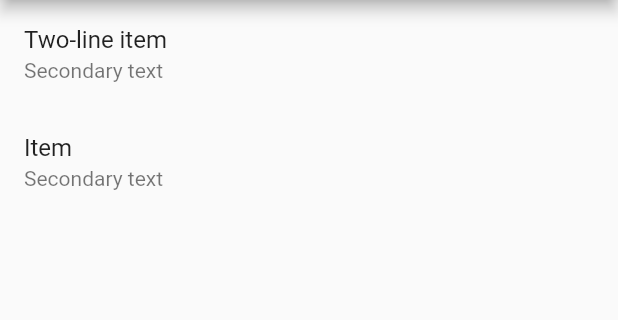
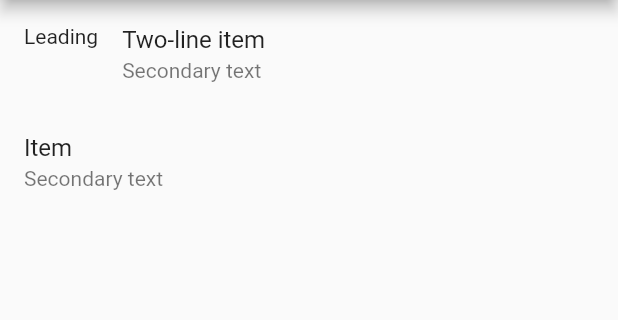
Before and after one commit to RustambekSafarov/listview_tutorial, a Flutter app: the screen it shows after launch, on a phone screen of 412 x 824 dp, the part 84-404 px from its top. Run offline on Flutter 3.47's test engine with Material 2 defaults, Android fonts, the phone set to English and light mode, and no system bars.

Commit message:
lieading text

```diff
--- a/lib/screen/listview_page.dart
+++ b/lib/screen/listview_page.dart
@@ -10,6 +10,7 @@ class listview_page extends StatelessWidget {
     ListTile(
       title: Text('Two-line item'),
       subtitle: Text('Secondary text'),
+      leading: Text('Leading'),
     ),
     ListTile(
       title: Text('Item'),
```
